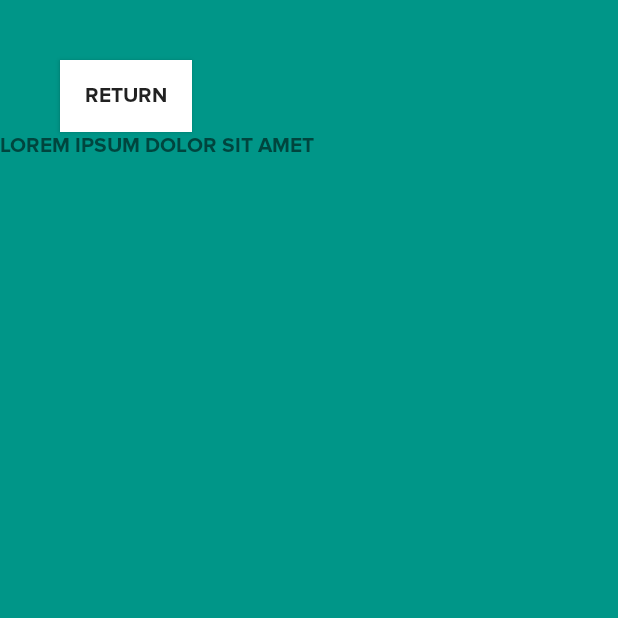
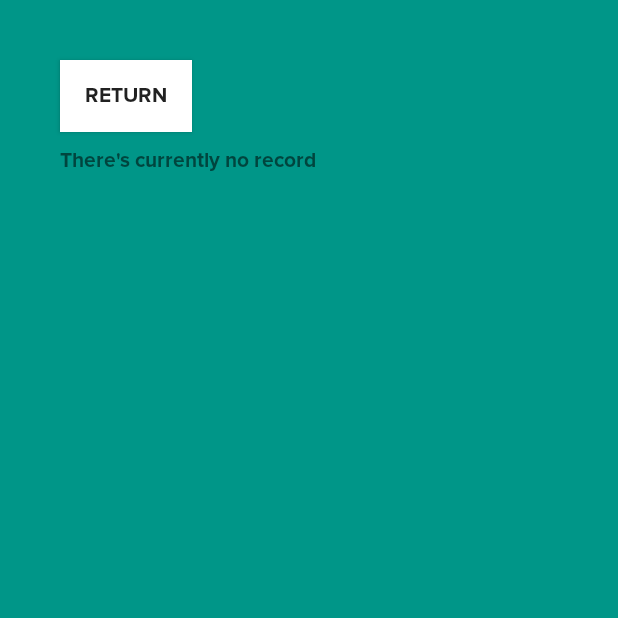
Before and after one commit to culemonpie/ITP4501, an Android app: the screen it shows after launch (Statistics), after a tap on "STATISTICS", on a phone screen of 412 x 824 dp, the top half of it. Run offline under Robolectric (Android 15) with nearby library versions, the light colour scheme and no system bars.

Commit message:
Prototype 1

```diff
--- a/app/src/main/java/com/exercise/ea4513/MainActivity.java
+++ b/app/src/main/java/com/exercise/ea4513/MainActivity.java
@@ -1,18 +1,13 @@
 package com.exercise.ea4513;
 
 import android.content.Intent;
-import android.database.Cursor;
 import android.database.sqlite.SQLiteDatabase;
 import android.database.sqlite.SQLiteException;
 import android.os.Bundle;
-import android.util.Log;
 import android.view.View;
 import android.widget.Toast;
 
 import androidx.appcompat.app.AppCompatActivity;
-
-import java.text.SimpleDateFormat;
-import java.util.Date;
 
 public class MainActivity extends AppCompatActivity {
 
@@ -29,38 +24,54 @@ public class MainActivity extends AppCompatActivity {
 
         try{
             db = SQLiteDatabase.openDatabase(DB_NAME, null, SQLiteDatabase.CREATE_IF_NECESSARY);
+//            qs = "DROP TABLE IF EXISTS TestsLog;";
+//            db.execSQL(qs);
+//            qs = "DROP TABLE IF EXISTS QuestionsLog;";
+//            db.execSQL(qs);
+
             qs = "CREATE TABLE IF NOT EXISTS \"TestsLog\" (\n" +
                     "\t\"testNo\"\tINTEGER NOT NULL,\n" +
                     "\t\"testDate\"\tREAL,\n" +
                     "\t\"time\"\tINTEGER,\n" +
                     "\t\"duration\"\tINTEGER,\n" +
                     "\t\"correctCount\"\tINTEGER,\n" +
+                    "\t\"numberOfQuestions\"\tINTEGER,\n" +
+                    "\t\"numberOfAnswers\"\tINTEGER,\n" +
                     "\tPRIMARY KEY(\"testNo\")\n" +
                     ");\n";
             db.execSQL(qs);
 
-            String date = new SimpleDateFormat("dd-MM-yyyy").format(new Date());
-            String time = new SimpleDateFormat("HH:mm:ss").format(new Date());
-            Cursor cursor;
-            String[] args = {date, time, "5", "3" + ""};
-            qs = "INSERT INTO TestsLog(testDate, time, duration, correctCount) VALUES (?, ?, ?, ?);";
-            Log.d("MyDB", qs);
+            qs = "CREATE TABLE IF NOT EXISTS \"QuestionsLog\" (\n" +
+                    "\t\"questionNo\"\tINTEGER,\n" +
+                    "\t\"question\"\tTEXT,\n" +
+                    "\t\"yourAnswer\"\tINTEGER,\n" +
+                    "\t\"isCorrect\"\tINTEGER,\n" +
+                    "\tPRIMARY KEY(\"questionNo\")\n" +
+                    ");";
+            db.execSQL(qs);
 
-//            db.execSQL(qs, args);
-
-            qs = "SELECT count(*) as c from TestsLog";
-            cursor = db.rawQuery(qs, null);
-            cursor.moveToFirst();
-
-            Log.d("MyDB", "Number of rows = " + cursor.getInt(cursor.getColumnIndex("c")));
-
-            qs = "SELECT * FROM TestsLog order by testNo desc Limit 1;";
-            cursor = db.rawQuery(qs, null);
-            cursor.moveToFirst();
-            Log.d("MyDB", qs);
-
-            Log.d("MyDB", cursor.getString(0));
-            Log.d("MyDB", cursor.getString(2));
+//            String date = new SimpleDateFormat("dd-MM-yyyy").format(new Date());
+//            String time = new SimpleDateFormat("HH:mm:ss").format(new Date());
+//            Cursor cursor;
+//            String[] args = {date, time, "5", "3" + ""};
+//            qs = "INSERT INTO TestsLog(testDate, time, duration, correctCount) VALUES (?, ?, ?, ?);";
+//            Log.d("MyDB", qs);
+//
+////            db.execSQL(qs, args);
+//
+//            qs = "SELECT count(*) as c from TestsLog";
+//            cursor = db.rawQuery(qs, null);
+//            cursor.moveToFirst();
+//
+//            Log.d("MyDB", "Number of rows = " + cursor.getInt(cursor.getColumnIndex("c")));
+//
+//            qs = "SELECT * FROM TestsLog order by testNo desc Limit 1;";
+//            cursor = db.rawQuery(qs, null);
+//            cursor.moveToFirst();
+//            Log.d("MyDB", qs);
+//
+//            Log.d("MyDB", cursor.getString(0));
+//            Log.d("MyDB", cursor.getString(2));
 
             db.close();
         } catch(SQLiteException e){
--- a/app/src/main/java/com/exercise/ea4513/Statistics.java
+++ b/app/src/main/java/com/exercise/ea4513/Statistics.java
@@ -1,17 +1,52 @@
 package com.exercise.ea4513;
+
+import android.content.Intent;
+import android.database.Cursor;
+import android.database.sqlite.SQLiteDatabase;
+import android.os.Bundle;
+import android.view.View;
+import android.widget.TextView;
 
 import androidx.appcompat.app.AppCompatActivity;
 
-import android.content.Intent;
-import android.os.Bundle;
-import android.view.View;
+public class Statistics extends AppCompatActivity {
 
-public class Statistics extends AppCompatActivity {
+    SQLiteDatabase db;
+    Cursor cursor;
+    TextView tvOutput;
 
     @Override
     protected void onCreate(Bundle savedInstanceState) {
         super.onCreate(savedInstanceState);
         setContentView(R.layout.activity_statistics);
+
+        tvOutput = findViewById(R.id.tvOutput);
+
+        db = SQLiteDatabase.openDatabase(Constant.Values.DB_NAME, null, SQLiteDatabase.OPEN_READWRITE);
+
+        cursor = db.rawQuery("Select *, numberOfAnswers from TestsLog", null);
+
+        String op = "";
+        int i = 0;
+        while (cursor.moveToNext()) {
+//            i++;
+//            op += i + "\n";
+            int testNo = cursor.getInt(cursor.getColumnIndex("testNo"));
+            String testDate = cursor.getString(cursor.getColumnIndex("testDate"));
+            String duration = cursor.getString(cursor.getColumnIndex("duration"));
+            int correctCount = cursor.getInt(cursor.getColumnIndex("correctCount"));
+            op += String.format("%d %s %s %d\n", testNo, testDate, duration, correctCount);
+        }
+
+        if (op.length() == 0) {
+            op = "There's currently no record";
+        }
+
+        tvOutput.setText(op);
+
+
+        db.close();
+
     }
 
     public void btnReturn_click(View v){
--- a/app/src/main/res/layout/activity_statistics.xml
+++ b/app/src/main/res/layout/activity_statistics.xml
@@ -1,6 +1,5 @@
 <?xml version="1.0" encoding="utf-8"?>
 <LinearLayout xmlns:android="http://schemas.android.com/apk/res/android"
-    xmlns:app="http://schemas.android.com/apk/res-auto"
     xmlns:tools="http://schemas.android.com/tools"
     android:id="@+id/layoutStatistics"
     android:layout_width="match_parent"
@@ -20,8 +19,10 @@
         android:text="@string/btnReturn" />
 
     <TextView
-        android:id="@+id/textView"
+        android:id="@+id/tvOutput"
         android:layout_width="wrap_content"
         android:layout_height="wrap_content"
-        android:text="LOREM IPSUM DOLOR SIT AMET" />
+        android:layout_marginLeft="40sp"
+        android:layout_marginTop="10sp"
+        android:layout_marginRight="40sp" />
 </LinearLayout>
```
Also changed, not shown: app/src/main/java/com/exercise/ea4513/GameActivity.java (+17 -8 lines).
